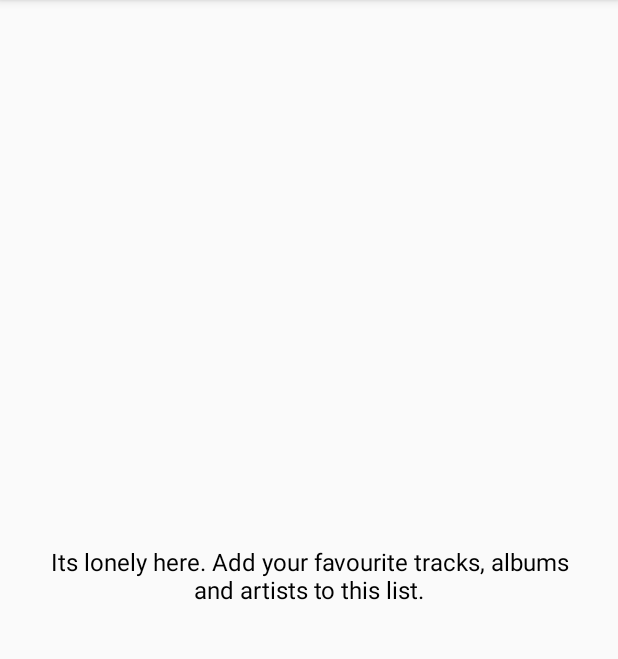
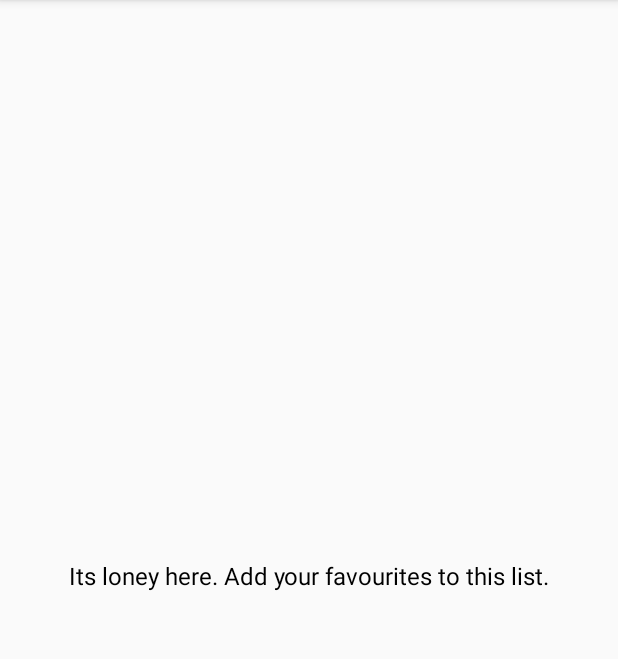
Before and after one commit to Rahulvs10/Goodplays, an Android app: the FavouriteActivity screen opened directly, with no data from a screen before it, on a phone screen of 412 x 824 dp, the part 84-743 px from its top. Run offline under Robolectric (Android 15) with nearby library versions, the phone set to English and light mode, and no system bars.

Commit message:
Second commit

```diff
--- a/app/src/main/java/com/example/rahul/goodplays/Activities/ArtistAlbumsActivity.java
+++ b/app/src/main/java/com/example/rahul/goodplays/Activities/ArtistAlbumsActivity.java
@@ -48,7 +48,7 @@ public class ArtistAlbumsActivity extends AppCompatActivity {
     protected void onCreate(Bundle savedInstanceState) {
         super.onCreate(savedInstanceState);
         getSupportActionBar().setDisplayHomeAsUpEnabled(true);
-        setContentView(R.layout.activity_artist_albums);
+        setContentView(R.layout.activity_list_view);
 
         Bundle extras = getIntent().getExtras();
         name = Objects.requireNonNull(extras).getString("name");
@@ -56,7 +56,7 @@ public class ArtistAlbumsActivity extends AppCompatActivity {
         setTitle(name + "'s albums");
 
 
-        albumsList = findViewById(R.id.artistTracksList);
+        albumsList = findViewById(R.id.listView);
         progressBar = findViewById(R.id.progressbar);
 
         ApiInterface apiService =
--- a/app/src/main/java/com/example/rahul/goodplays/Activities/ArtistTracksActivity.java
+++ b/app/src/main/java/com/example/rahul/goodplays/Activities/ArtistTracksActivity.java
@@ -45,7 +45,7 @@ public class ArtistTracksActivity extends AppCompatActivity {
     protected void onCreate(Bundle savedInstanceState) {
         super.onCreate(savedInstanceState);
         getSupportActionBar().setDisplayHomeAsUpEnabled(true);
-        setContentView(R.layout.activity_artist_tracks);
+        setContentView(R.layout.activity_list_view);
 
 
         Bundle extras = getIntent().getExtras();
@@ -54,8 +54,8 @@ public class ArtistTracksActivity extends AppCompatActivity {
         setTitle(name + "'s songs");
 
 
-        tracksList = findViewById(R.id.artistTracksList);
-        progressBar = findViewById(R.id.progress);
+        tracksList = findViewById(R.id.listView);
+        progressBar = findViewById(R.id.progressbar);
 
         ApiInterface apiService =
                 ApiClient.getClient().create(ApiInterface.class);
--- a/app/src/main/java/com/example/rahul/goodplays/Activities/ArtistsActivity.java
+++ b/app/src/main/java/com/example/rahul/goodplays/Activities/ArtistsActivity.java
@@ -44,12 +44,12 @@ public class ArtistsActivity extends AppCompatActivity {
     protected void onCreate(Bundle savedInstanceState) {
         super.onCreate(savedInstanceState);
         getSupportActionBar().setDisplayHomeAsUpEnabled(true);
-        setContentView(R.layout.activity_artitsts);
+        setContentView(R.layout.activity_list_view);
 
 
-        progressBar = findViewById(R.id.progressbarArtists);
+        progressBar = findViewById(R.id.progressbar);
         progressBar.setVisibility(View.INVISIBLE);
-        artistListView = findViewById(R.id.artistList);
+        artistListView = findViewById(R.id.listView);
 
         ConnectivityManager cm =
                 (ConnectivityManager)this.getSystemService(Context.CONNECTIVITY_SERVICE);
--- a/app/src/main/java/com/example/rahul/goodplays/Activities/FavouriteActivity.java
+++ b/app/src/main/java/com/example/rahul/goodplays/Activities/FavouriteActivity.java
@@ -6,8 +6,10 @@ import android.content.Loader;
 import android.database.Cursor;
 import android.support.v7.app.AppCompatActivity;
 import android.os.Bundle;
+import android.view.View;
 import android.widget.Adapter;
 import android.widget.ListView;
+import android.widget.ProgressBar;
 import android.widget.TextView;
 
 import com.example.rahul.goodplays.Data.FavouriteContract;
@@ -20,13 +22,17 @@ public class FavouriteActivity extends AppCompatActivity implements LoaderManage
     ListView favList;
     ListCursorAdapter mAdapter;
     TextView empty;
+    ProgressBar progressBar;
     @Override
     protected void onCreate(Bundle savedInstanceState) {
         super.onCreate(savedInstanceState);
-        setContentView(R.layout.activity_favourite);
+        setContentView(R.layout.activity_list_view);
 
-        favList = findViewById(R.id.favouritesList);
-        empty = findViewById(R.id.emptyfav);
+        favList = findViewById(R.id.listView);
+        empty = findViewById(R.id.listEmptyView);
+        empty.setText("Its loney here. Add your favourites to this list.");
+        progressBar = findViewById(R.id.progressbar);
+        progressBar.setVisibility(View.INVISIBLE);
         mAdapter = new ListCursorAdapter(this,null);
         favList.setAdapter(mAdapter);
         favList.setEmptyView(empty);
--- a/app/src/main/res/layout/activity_favourite.xml
+++ /dev/null
@@ -1,25 +0,0 @@
-<?xml version="1.0" encoding="utf-8"?>
-<RelativeLayout xmlns:android="http://schemas.android.com/apk/res/android"
-    xmlns:app="http://schemas.android.com/apk/res-auto"
-    xmlns:tools="http://schemas.android.com/tools"
-    android:layout_width="match_parent"
-    android:layout_height="match_parent"
-    tools:context=".Activities.FavouriteActivity">
-
-    <TextView
-        android:id="@+id/emptyfav"
-        android:gravity="center_horizontal"
-        android:layout_width="wrap_content"
-        android:layout_height="wrap_content"
-        android:layout_centerInParent="true"
-        android:padding="20dp"
-        android:textSize="16sp"
-        android:textColor="#000"
-        android:text="Its lonely here. Add your favourite tracks, albums and artists to this list."/>
-
-    <ListView
-        android:id="@+id/favouritesList"
-        android:layout_width="match_parent"
-        android:layout_height="match_parent" />
-
-</RelativeLayout>
--- a/app/src/main/res/layout/activity_artitsts.xml
+++ b/app/src/main/res/layout/activity_list_view.xml
@@ -11,17 +11,25 @@
         xmlns:tools="http://schemas.android.com/tools"
         android:layout_width="match_parent"
         android:layout_height="match_parent"
-        tools:context=".Activities.ArtistAlbumsActivity"
-        tools:showIn="@layout/activity_artist_tracks">
+        tools:context=".Activities.ArtistAlbumsActivity">
 
         <ProgressBar
-            android:id="@+id/progressbarArtists"
+            android:id="@+id/progressbar"
+            android:layout_centerInParent="true"
+            android:layout_width="wrap_content"
+            android:layout_height="wrap_content" />
+
+        <TextView
+            android:id="@+id/listEmptyView"
+            android:padding="20dp"
+            android:textColor="@android:color/black"
+            android:textSize="16sp"
             android:layout_centerInParent="true"
             android:layout_width="wrap_content"
             android:layout_height="wrap_content" />
 
         <ListView
-            android:id="@+id/artistList"
+            android:id="@+id/listView"
             android:layout_width="match_parent"
             android:layout_height="match_parent" />
 
```
Also changed, not shown: app/src/main/java/com/example/rahul/goodplays/Activities/TrackDetailsActivity.java (+11 -0 lines), app/src/main/java/com/example/rahul/goodplays/Activities/TracksActivity.java (+3 -5 lines), app/src/main/res/layout/activity_artist_albums.xml (deleted, +0 -21 lines), app/src/main/res/layout/activity_artist_tracks.xml (deleted, +0 -21 lines), app/src/main/res/layout/activity_tracks.xml (deleted, +0 -30 lines).
